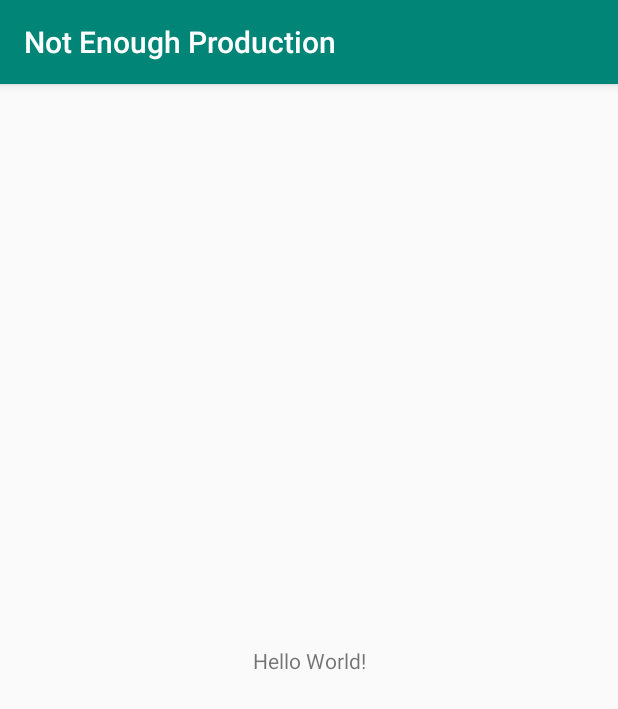
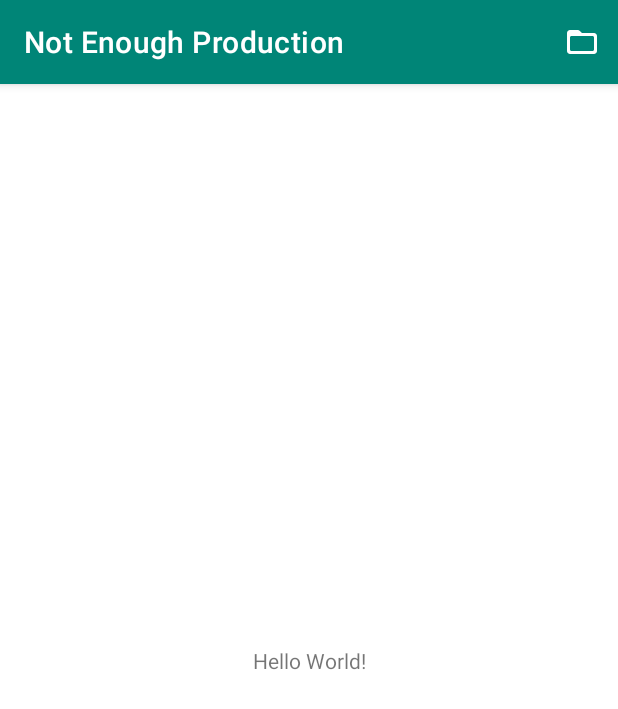
Before and after one commit to wlghdu97/NotEnoughProductionAndroid, an Android app: the screen it shows after launch (MainActivity), on a phone screen of 412 x 824 dp. Shown: the top 709 px of the screen. Run offline under Robolectric (Android 15) with nearby library versions, the phone set to English and light mode, and no system bars; our stand-ins replace Dagger/Hilt's generated code, Timber.

Commit message:
Add JsonParseDialog
squash

squash

```diff
--- a/app/build.gradle
+++ b/app/build.gradle
@@ -83,6 +83,7 @@ dependencies {
     implementation project(path: ':shared')
     implementation"org.jetbrains.kotlin:kotlin-stdlib-jdk7:$kotlin_version"
     implementation "org.jetbrains.kotlinx:kotlinx-coroutines-android:$coroutine_version"
+    implementation "org.jetbrains.anko:anko:$anko_version"
 
     implementation 'androidx.appcompat:appcompat:1.1.0'
     implementation 'androidx.core:core-ktx:1.1.0'
@@ -95,7 +96,10 @@ dependencies {
     implementation "androidx.room:room-runtime:$room_version"
     implementation "androidx.room:room-ktx:$room_version"
 
+    implementation "com.google.android.material:material:$material_version"
+    implementation "me.zhanghai.android.materialprogressbar:library:$material_progress_bar_version"
     implementation "com.jakewharton.timber:timber:$timber_version"
+
     implementation "com.google.dagger:dagger:$dagger_version"
     implementation "com.google.dagger:dagger-android-support:$dagger_version"
     kapt "com.google.dagger:dagger-android-processor:$dagger_version"
--- /dev/null
+++ b/app/src/main/res/drawable/ic_folder_open_white_24dp.xml
@@ -0,0 +1,9 @@
+<vector xmlns:android="http://schemas.android.com/apk/res/android"
+    android:width="24dp"
+    android:height="24dp"
+    android:viewportWidth="24"
+    android:viewportHeight="24">
+  <path
+      android:fillColor="#FFFFFF"
+      android:pathData="M20,6h-8l-1.41,-1.41C10.21,4.21 9.7,4 9.17,4L4,4c-1.1,0 -1.99,0.9 -1.99,2L2,18c0,1.1 0.9,2 2,2h16c1.1,0 2,-0.9 2,-2L22,8c0,-1.1 -0.9,-2 -2,-2zM19,18L5,18c-0.55,0 -1,-0.45 -1,-1L4,9c0,-0.55 0.45,-1 1,-1h14c0.55,0 1,0.45 1,1v8c0,0.55 -0.45,1 -1,1z"/>
+</vector>
--- /dev/null
+++ b/app/src/main/res/menu/main.xml
@@ -0,0 +1,10 @@
+<?xml version="1.0" encoding="utf-8"?>
+<menu
+    xmlns:android="http://schemas.android.com/apk/res/android"
+    xmlns:app="http://schemas.android.com/apk/res-auto">
+    <item
+        android:id="@+id/menu_open_json"
+        android:icon="@drawable/ic_folder_open_white_24dp"
+        android:title="@string/menu_open_json"
+        app:showAsAction="always"/>
+</menu>
--- a/app/src/main/res/values/strings.xml
+++ b/app/src/main/res/values/strings.xml
@@ -1,4 +1,22 @@
 <resources>
     <string name="app_name">Not Enough Production</string>
+
+    <string name="title_parse_json">Parse Json recipe file</string>
+    <string name="title_parsing">Parsing in progress</string>
     <string name="title_parsing_notification">Parsing&#8230;</string>
+
+    <string name="menu_open_json">Open json file</string>
+
+    <string name="btn_ok">OK</string>
+    <string name="btn_cancel">Cancel</string>
+    <string name="btn_abort">Abort</string>
+    <string name="btn_close">Close</string>
+
+    <string name="txt_parse_json">
+        Previous DB data will be erased.\nThis job may take longer than 4 minutes.
+    </string>
+
+    <string name="txt_invalid_uri">Invalid file uri.</string>
+
+    <string name="error_open_json_failed">Failed to open json file.</string>
 </resources>
--- a/app/src/main/res/values/styles.xml
+++ b/app/src/main/res/values/styles.xml
@@ -1,7 +1,7 @@
 <resources>
 
     <!-- Base application theme. -->
-    <style name="AppTheme" parent="Theme.AppCompat.Light.DarkActionBar">
+    <style name="AppTheme" parent="Theme.MaterialComponents.DayNight.DarkActionBar">
         <!-- Customize your theme here. -->
         <item name="colorPrimary">@color/colorPrimary</item>
         <item name="colorPrimaryDark">@color/colorPrimaryDark</item>
--- a/build.gradle
+++ b/build.gradle
@@ -4,12 +4,16 @@
     ext {
         kotlin_version = "1.3.50"
         coroutine_version = "1.3.2"
+        anko_version = "0.10.8"
+
         lifecycle_version = "2.2.0-rc03"
         recyclerview_version = "1.1.0"
         paging_version = "2.1.1"
         room_version = "2.2.3"
         room_compiler_version = "2.2.1"
         dagger_version = "2.24"
+        material_version = "1.2.0-alpha03"
+        material_progress_bar_version = "1.6.1"
         gson_version = "2.8.6"
         timber_version = "4.7.1"
 
```
Also changed, not shown: app/src/main/java/com/xhlab/nep/di/scopes/FragmentScope.kt (added, +8 -0 lines), app/src/main/java/com/xhlab/nep/ui/main/MainActivity.kt (+74 -0 lines), app/src/main/java/com/xhlab/nep/ui/main/MainModule.kt (+7 -0 lines), app/src/main/java/com/xhlab/nep/ui/parser/JsonParseDialog.kt (added, +163 -0 lines), app/src/main/res/layout/dialog_json_parser.xml (added, +29 -0 lines).
